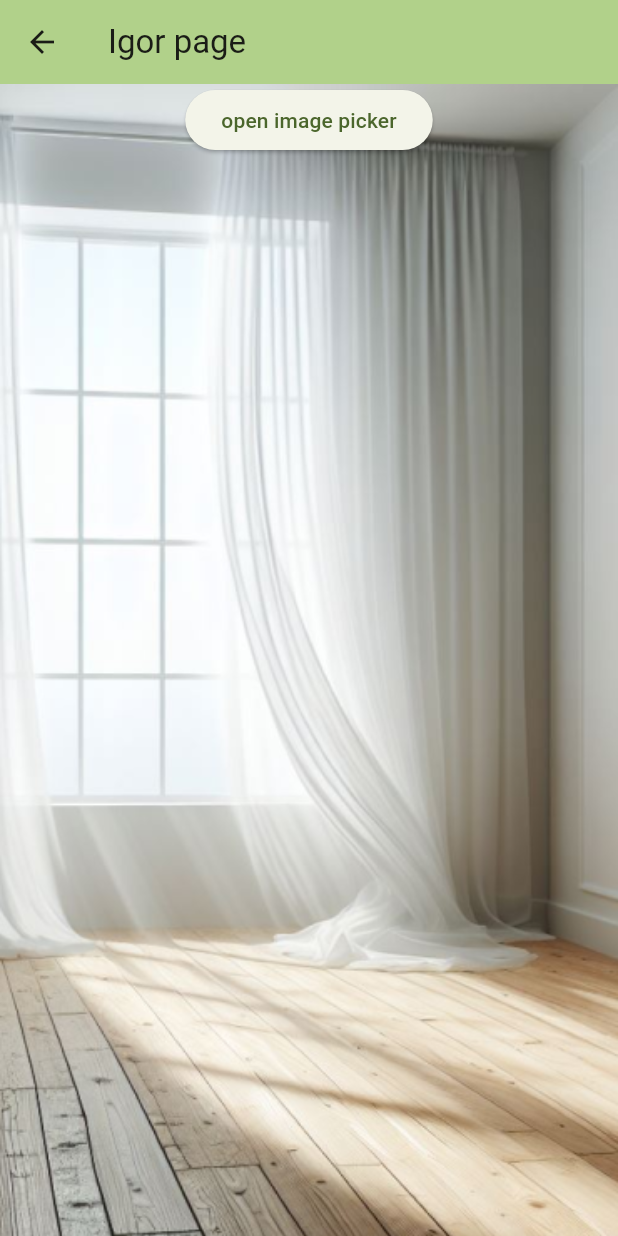
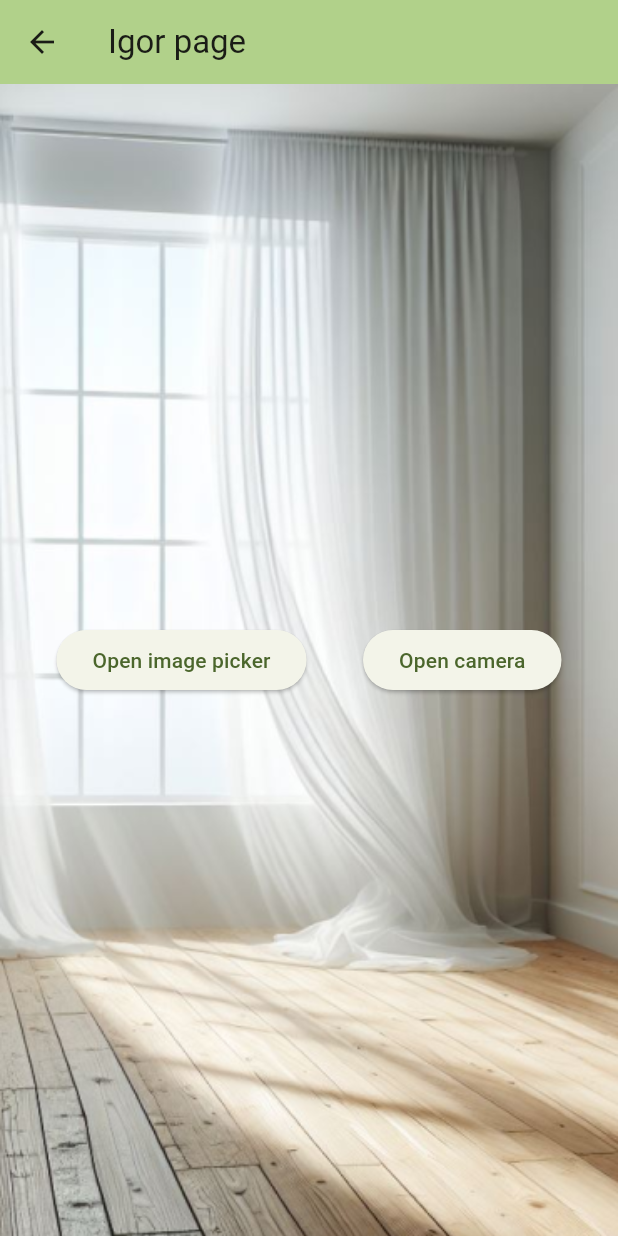
Before and after one commit to kit-jacking/olszewsking, a Flutter app: the screen it shows after launch, after a tap on "Strona Igora", on a phone screen of 412 x 824 dp. Run offline on Flutter 3.47's test engine with Material 3 defaults, Android fonts, the light colour scheme and no system bars; our stand-ins replace camera, flutter_bloc, flutter_svg, fluttertoast, image_picker; missing offline and left inert: model_viewer_plus.

Commit message:
camera module - beginning

```diff
--- a/lib/main.dart
+++ b/lib/main.dart
@@ -1,5 +1,6 @@
 import 'dart:math';
 
+import 'package:camera/camera.dart';
 import 'package:decoartor/common/bloc/FurnitureBloc.dart';
 import 'package:decoartor/common/bloc/RouterBloc.dart';
 import 'package:decoartor/ui/adamPage/adamPage.dart';
@@ -10,13 +11,21 @@ import 'package:decoartor/ui/tymonPage/tymonPage.dart';
 import 'package:flutter/material.dart';
 import 'package:flutter_bloc/flutter_bloc.dart';
 
-void main() {
+void main() async {
   WidgetsFlutterBinding.ensureInitialized();
-  runApp(const MyApp());
+
+  // Obtain a list of the available cameras on the device.
+  final cameras = await availableCameras();
+// Get a specific camera from the list of available cameras.
+  final firstCamera = cameras.first;
+
+  runApp(MyApp(camera: firstCamera));
 }
 
 class MyApp extends StatelessWidget {
-  const MyApp({super.key});
+  const MyApp({super.key, required this.camera});
+
+  final CameraDescription camera;
 
   @override
   Widget build(BuildContext context) {
@@ -50,7 +59,7 @@ class MyApp extends StatelessWidget {
         ),
         routes: {
           '/': (context) => const MainPage(title: "Login page"),
-          '/igor': (context) => const IgorPage(title: "Igor page"),
+          '/igor': (context) => IgorPage(title: "Igor page", camera: camera),
           '/adam': (context) => AdamPage(title: "Adam page"),
           '/julka': (context) => const JulkaPage(title: "Julka page"),
           '/tymon': (context) => const TymonPage(title: "Ar object"),
--- a/lib/ui/igorPage/igorPage.dart
+++ b/lib/ui/igorPage/igorPage.dart
@@ -1,12 +1,14 @@
+import 'package:camera/camera.dart';
 import 'package:flutter/material.dart';
 import 'dart:io';
 import 'package:image_picker/image_picker.dart';
 
 
 class IgorPage extends StatefulWidget {
-  const IgorPage({super.key, required this.title});
+  const IgorPage({super.key, required this.title, required this.camera});
 
   final String title;
+  final CameraDescription camera;
 
 
   @override
@@ -16,6 +18,33 @@ class IgorPage extends StatefulWidget {
 class _IgorPageState extends State<IgorPage> {
 
   File? _backgroundImage;
+
+  // Do obsługi kamery
+  late CameraController _camController;
+  late Future<void> _initializeCamControllerFuture;
+
+  @override
+  void initState() {
+    super.initState();
+    // To display the current output from the Camera,
+    // create a CameraController.
+    _camController = CameraController(
+      // Get a specific camera from the list of available cameras.
+      widget.camera,
+      // Define the resolution to use.
+      ResolutionPreset.medium,
+    );
+
+    // Next, initialize the controller. This returns a Future.
+    _initializeCamControllerFuture = _camController.initialize();
+  }
+
+  @override
+  void dispose() {
+    // Dispose of the controller when the widget is disposed.
+    _camController.dispose();
+    super.dispose();
+  }
 
   @override
   Widget build(BuildContext context) {
@@ -38,22 +67,23 @@ class _IgorPageState extends State<IgorPage> {
                         fit: BoxFit.cover
                       )
                     ),
-                    child: Center(
-                      child:
-                        Column(
+                    child: Row(
+                      mainAxisAlignment: MainAxisAlignment.spaceEvenly,
                           children: [
                             ElevatedButton(
-                                onPressed: _getImage, child: Text("open image picker"))
+                                onPressed: _getImage, child: Text("Open image picker")),
+                            ElevatedButton(onPressed: _openCamera, child: Text("Open camera"))
                           ],
                         ),
                     ),
-                ),
             ],
           ),
 
     );
   }
 
+  // Funkcja do otwarcia menu wyboru zdjęcia, które są na urządzeniu
+  // Zmienia stan tła głównego ekranu
   void _getImage() async {
     final ImagePicker picker = ImagePicker();
     final XFile? img = await picker.pickImage(source: ImageSource.gallery);
@@ -61,6 +91,10 @@ class _IgorPageState extends State<IgorPage> {
     setState(() {
       _backgroundImage = File(img.path);
     });
+  }
+
+  void _openCamera() async {
+
   }
 }
 
--- a/pubspec.yaml
+++ b/pubspec.yaml
@@ -38,9 +38,10 @@ dependencies:
   fluttertoast: ^8.2.5
   flutter_svg: ^0.22.0
   model_viewer_plus: ^1.7.2
-  webview_flutter: ^4.7.0
-  url_launcher: ^6.2.6
   image_picker: ^1.1.1
+  camera: ^0.11.0
+  path_provider: ^2.1.3
+  path: ^1.9.0
 
 dev_dependencies:
   flutter_test:
```
Also changed, not shown: pubspec.lock, 1 other file.
